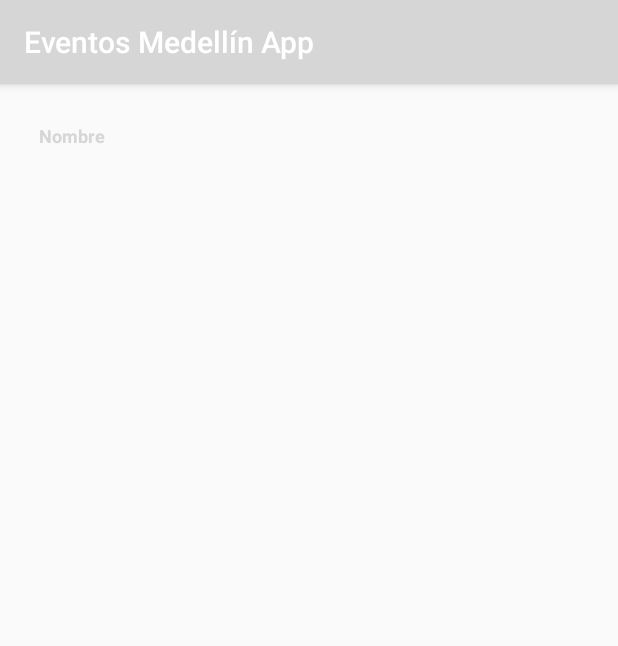
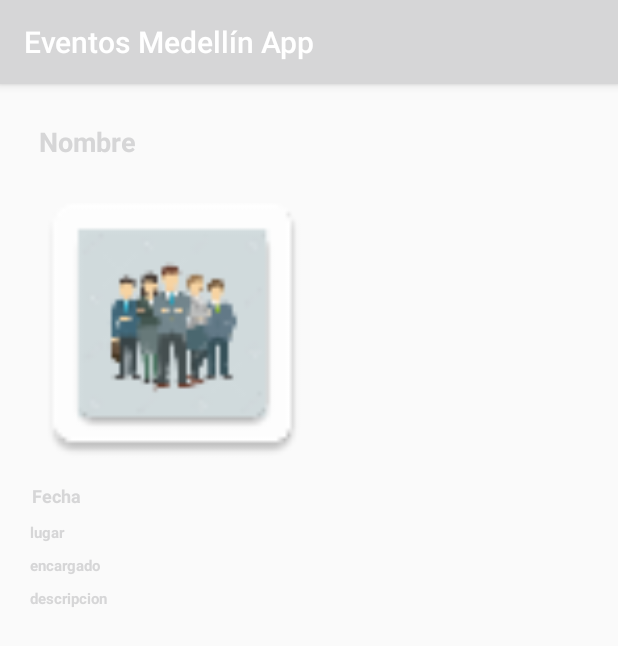
Before and after one commit to wpenarudas25/Parcial-Programacion-Movil, an Android app: the LandingActivity screen opened directly, with no data from a screen before it, on a phone screen of 412 x 824 dp. Shown: the top 646 px of the screen. Run offline under Robolectric (Android 15) with nearby library versions, the light colour scheme and no system bars.

Commit message:
Detalles eventos

```diff
--- a/AndroidMVC-feature-mock/app/src/main/java/com/programacion/movil/estemanp/androidmvcapplication/View/EventListActivity.java
+++ b/AndroidMVC-feature-mock/app/src/main/java/com/programacion/movil/estemanp/androidmvcapplication/View/EventListActivity.java
@@ -38,9 +38,17 @@ public class EventListActivity extends AppCompatActivity {
             public void onItemClick(AdapterView<?> parent, View view, int position, long id) {
                 // Toast.makeText(view.getContext(),EventoController.getInstance().getEventos().get(position).getCapitalCity(),Toast.LENGTH_LONG).show();
                 Intent intent = new Intent(EventListActivity.this, LandingActivity.class);
-                Evento evento =  EventoController.getInstance().getEventos().get(position);
+                Evento evento =  (Evento) EventoController.getInstance().getEventos().get(position);
 
-                //intent.putExtra("evento",evento.getNombreEvento());
+                intent.putExtra("evento",evento.getNombreEvento());
+                intent.putExtra("descripcion",evento.getDescripcion());
+                intent.putExtra("encargado",evento.getEncargado());
+                intent.putExtra("fecha",evento.getFecha().toString());
+                intent.putExtra("imagen",evento.getImagen());
+                intent.putExtra("lugar",evento.getLugarEvento());
+                intent.putExtra("requisitos",evento.getReqiositos());
+                intent.putExtra("tipo",evento.getTipoEvento());
+
                 startActivity(intent);
             }
         });
--- a/AndroidMVC-feature-mock/app/src/main/java/com/programacion/movil/estemanp/androidmvcapplication/View/LandingActivity.java
+++ b/AndroidMVC-feature-mock/app/src/main/java/com/programacion/movil/estemanp/androidmvcapplication/View/LandingActivity.java
@@ -3,23 +3,48 @@ package com.programacion.movil.estemanp.androidmvcapplication.View;
 import android.content.Intent;
 import android.support.v7.app.AppCompatActivity;
 import android.os.Bundle;
+import android.widget.ImageView;
 import android.widget.TextView;
 
 import com.programacion.movil.estemanp.androidmvcapplication.R;
 
 public class LandingActivity extends AppCompatActivity {
     TextView nombreEvento;
+    TextView fechaEvento;
+    TextView lugarEvento;
+    TextView encargadoEvento;
+    TextView descripcionEvento;
+
+    ImageView imagenEvento;
     @Override
     protected void onCreate(Bundle savedInstanceState) {
         super.onCreate(savedInstanceState);
         setContentView(R.layout.activity_landing);
 
+        nombreEvento = (TextView)findViewById(R.id.txtEvento);
+        fechaEvento = (TextView)findViewById(R.id.fechaEvento);
+        lugarEvento = (TextView)findViewById(R.id.lugarEvento);
+        encargadoEvento = (TextView)findViewById(R.id.encargadoEvento);
+        descripcionEvento = (TextView)findViewById(R.id.descripcionEvento);
+        imagenEvento = (ImageView)findViewById(R.id.imagenEvento);
 
-        //Intent intent = getIntent();
-        //Bundle extras = intent.getExtras();
-        //if (extras!=null){
-            //String dato = extras.getString("evento");
-            //nombreEvento.setText(dato);
-        //}
+        Intent intent = getIntent();
+        Bundle extras = intent.getExtras();
+        if (extras!=null){
+            String evento = extras.getString("evento");
+            nombreEvento.setText(evento);
+            String fecha = extras.getString("fecha");
+            fechaEvento.setText(fecha);
+            String lugar = extras.getString("lugar");
+            lugarEvento.setText(lugar);
+            String encargado = extras.getString("encargado");
+            encargadoEvento.setText(encargado);
+            String descripcion = extras.getString("descripcion");
+            descripcionEvento.setText(descripcion);
+
+            String imagen = extras.getString("imagen");
+            imagenEvento.setImageResource(R.drawable.cup);
+
+        }
     }
 }
--- a/AndroidMVC-feature-mock/app/src/main/res/layout/activity_landing.xml
+++ b/AndroidMVC-feature-mock/app/src/main/res/layout/activity_landing.xml
@@ -7,14 +7,62 @@
     android:paddingLeft="@dimen/activity_horizontal_margin"
     android:paddingRight="@dimen/activity_horizontal_margin"
     android:paddingTop="@dimen/activity_vertical_margin"
+    android:orientation="vertical"
     tools:context="com.programacion.movil.estemanp.androidmvcapplication.View.LandingActivity">
     <TextView
         android:layout_width="match_parent"
         android:layout_height="wrap_content"
         android:id="@+id/txtEvento"
         android:text="Nombre"
-        android:textSize="12sp"
+        android:textSize="18sp"
         android:textStyle="bold"
         android:textColor="@color/colorAccent"
         android:padding="10dp"/>
+
+    <ImageView
+        android:layout_width="200dp"
+        android:layout_height="200dp"
+        android:id="@+id/imagenEvento"
+        android:src="@mipmap/glovant"/>
+
+    <TextView
+        android:layout_width="match_parent"
+        android:layout_height="wrap_content"
+        android:id="@+id/fechaEvento"
+        android:text="Fecha"
+        android:textSize="12sp"
+        android:textStyle="bold"
+        android:textColor="@color/colorPrimary"
+        android:padding="5dp"/>
+
+    <TextView
+        android:layout_width="match_parent"
+        android:layout_height="wrap_content"
+        android:id="@+id/lugarEvento"
+        android:text="lugar"
+        android:textSize="10sp"
+        android:textStyle="bold"
+        android:textColor="@color/colorPrimaryDark"
+        android:padding="4dp"/>
+
+    <TextView
+        android:layout_width="match_parent"
+        android:layout_height="wrap_content"
+        android:id="@+id/encargadoEvento"
+        android:text="encargado"
+        android:textSize="10sp"
+        android:textStyle="bold"
+        android:textColor="@color/colorPrimaryDark"
+        android:padding="4dp"/>
+
+    <TextView
+        android:layout_width="match_parent"
+        android:layout_height="wrap_content"
+        android:id="@+id/descripcionEvento"
+        android:text="descripcion"
+        android:textSize="10sp"
+        android:textStyle="bold"
+        android:textColor="@color/colorPrimaryDark"
+        android:padding="4dp"/>
+
 </LinearLayout>
```
Also changed, not shown: 10 other files.
